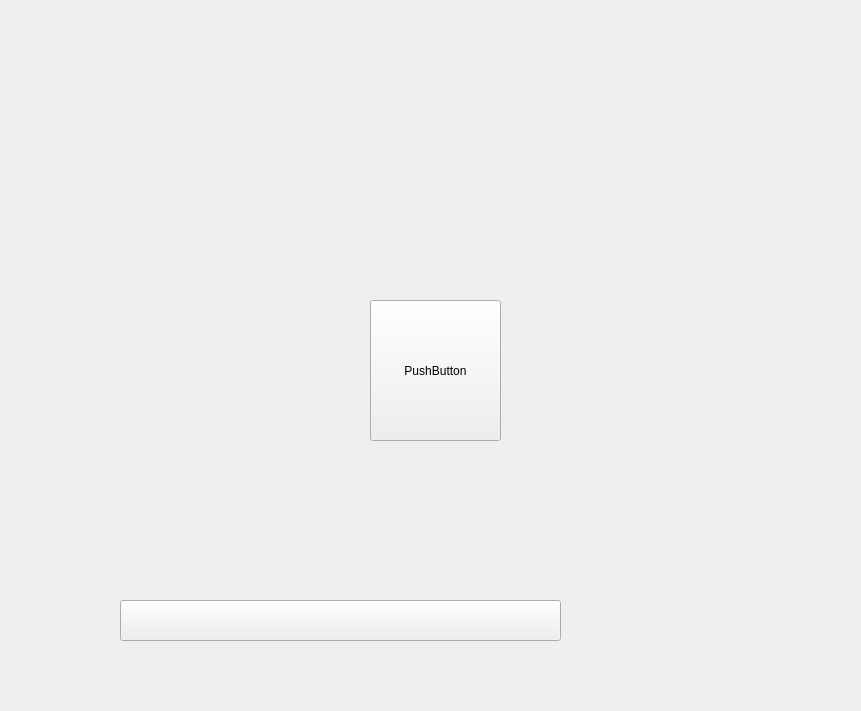
Above: tuning.ui from RISWANAAAA/venturiphaco before the change. Below: the same form after it.
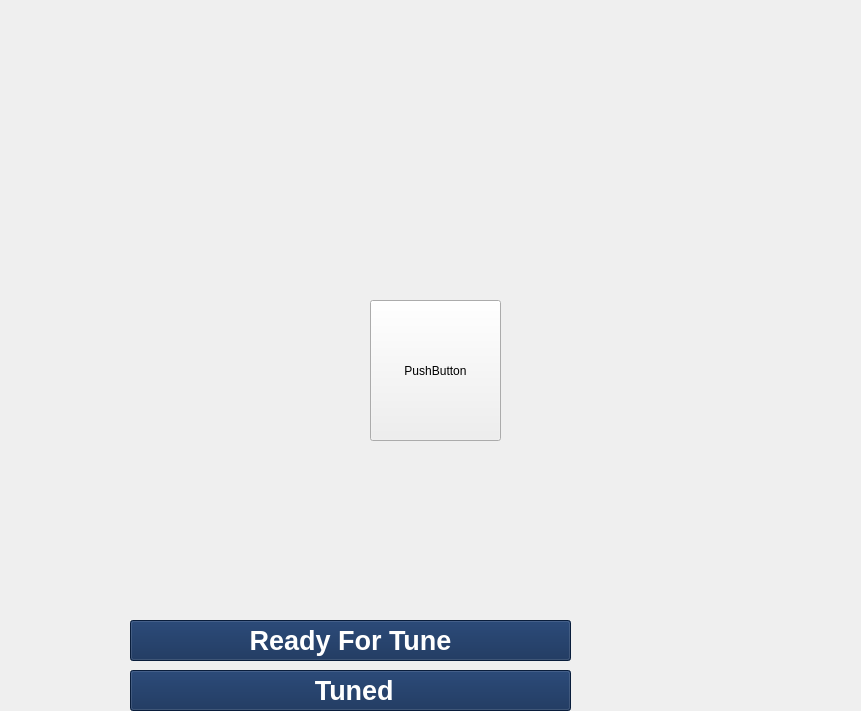
That is the form after the change. Icons and pictures are not drawn.

Patch:
```diff
--- a/tuning.ui
+++ b/tuning.ui
@@ -89,21 +89,28 @@
   <widget class="QPushButton" name="pushButton">
    <property name="geometry">
     <rect>
-     <x>120</x>
-     <y>600</y>
+     <x>130</x>
+     <y>620</y>
      <width>441</width>
      <height>41</height>
     </rect>
    </property>
+   <property name="styleSheet">
+    <string notr="true">background-color: rgb(12, 40, 82);
+color:rgb(255,255,255);
+font:20pt;
+font:bold;
+</string>
+   </property>
    <property name="text">
-    <string/>
+    <string>Ready For Tune</string>
    </property>
   </widget>
   <widget class="QLabel" name="label">
    <property name="geometry">
     <rect>
      <x>120</x>
-     <y>600</y>
+     <y>620</y>
      <width>71</width>
      <height>41</height>
     </rect>
@@ -117,6 +124,44 @@
     <string/>
    </property>
   </widget>
+  <widget class="QLabel" name="lblTuned">
+   <property name="geometry">
+    <rect>
+     <x>120</x>
+     <y>670</y>
+     <width>71</width>
+     <height>41</height>
+    </rect>
+   </property>
+   <property name="styleSheet">
+    <string notr="true">background-color:transparent;
+image: url(:/images/doubled.png);
+border:none;</string>
+   </property>
+   <property name="text">
+    <string/>
+   </property>
+  </widget>
+  <widget class="QPushButton" name="butTuned">
+   <property name="geometry">
+    <rect>
+     <x>130</x>
+     <y>670</y>
+     <width>441</width>
+     <height>41</height>
+    </rect>
+   </property>
+   <property name="styleSheet">
+    <string notr="true">background-color: rgb(12, 40, 82);
+color:rgb(255,255,255);
+font:20pt;
+font:bold;
+</string>
+   </property>
+   <property name="text">
+    <string> Tuned</string>
+   </property>
+  </widget>
   <zorder>But_Tune</zorder>
   <zorder>But_Next</zorder>
   <zorder>But_value</zorder>
```
Left out of the diff: 10 changed lines with no effect on the pictures.
